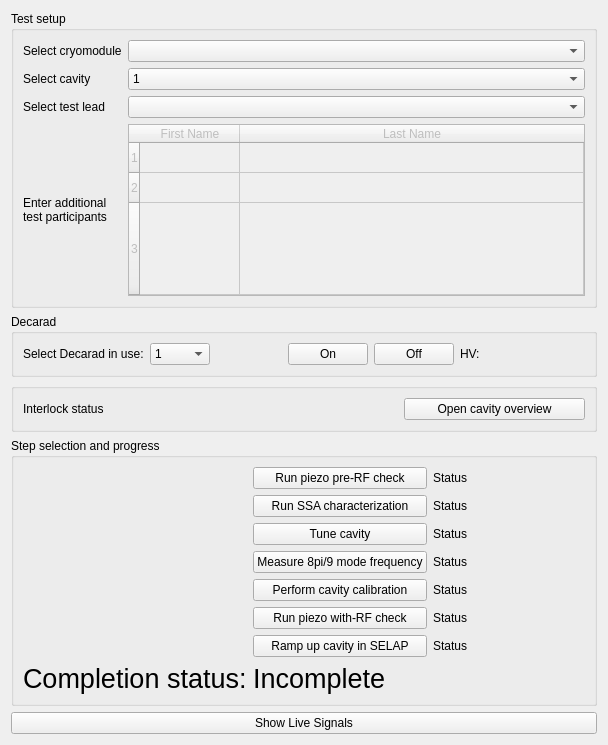
Above: cavity_commissioning/gui/commissioning.ui from slaclab/rf_commissioning before the change. Below: the same form after it.
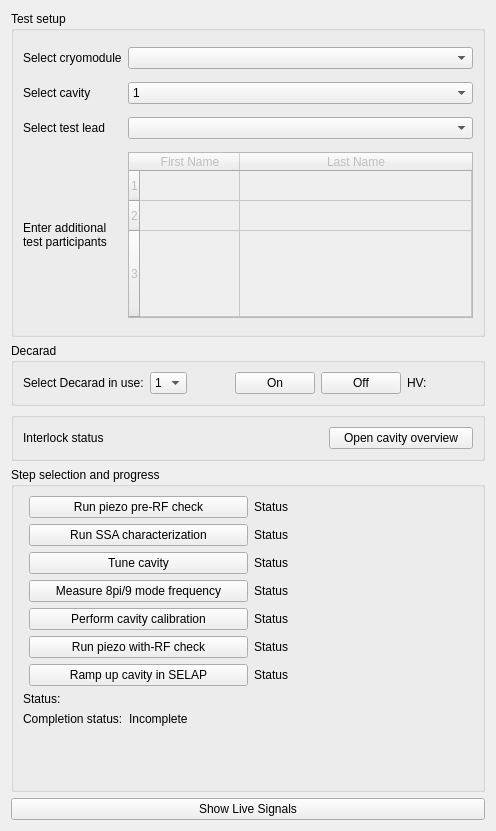
That is the form after the change. Custom widgets are drawn as their Qt base class.

Commit message: splitting up vacuum plots and replacing prints with label updates

Diff of the .ui file:
```diff
--- a/cavity_commissioning/gui/commissioning.ui
+++ b/cavity_commissioning/gui/commissioning.ui
@@ -6,8 +6,8 @@
    <rect>
     <x>0</x>
     <y>0</y>
-    <width>608</width>
-    <height>745</height>
+    <width>496</width>
+    <height>831</height>
    </rect>
   </property>
   <property name="windowTitle">
@@ -76,6 +76,12 @@
         <property name="enabled">
          <bool>false</bool>
         </property>
+        <property name="sizePolicy">
+         <sizepolicy hsizetype="Expanding" vsizetype="Maximum">
+          <horstretch>0</horstretch>
+          <verstretch>0</verstretch>
+         </sizepolicy>
+        </property>
         <property name="verticalScrollBarPolicy">
          <enum>Qt::ScrollBarAsNeeded</enum>
         </property>
@@ -153,6 +159,12 @@
    </item>
    <item>
     <widget class="QGroupBox" name="groupBox_4">
+     <property name="sizePolicy">
+      <sizepolicy hsizetype="Preferred" vsizetype="Maximum">
+       <horstretch>0</horstretch>
+       <verstretch>0</verstretch>
+      </sizepolicy>
+     </property>
      <property name="title">
       <string>Decarad</string>
      </property>
@@ -287,6 +299,12 @@
    </item>
    <item>
     <widget class="QGroupBox" name="groupBox_3">
+     <property name="sizePolicy">
+      <sizepolicy hsizetype="Preferred" vsizetype="Maximum">
+       <horstretch>0</horstretch>
+       <verstretch>0</verstretch>
+      </sizepolicy>
+     </property>
      <property name="title">
       <string/>
      </property>
@@ -383,6 +401,38 @@
         </property>
        </widget>
       </item>
+      <item row="1" column="0" colspan="2">
+       <layout class="QFormLayout" name="formLayout">
+        <item row="1" column="0">
+         <widget class="QLabel" name="label_17">
+          <property name="text">
+           <string>Completion status:</string>
+          </property>
+         </widget>
+        </item>
+        <item row="1" column="1">
+         <widget class="QLabel" name="label_overall_completion">
+          <property name="text">
+           <string>Incomplete</string>
+          </property>
+         </widget>
+        </item>
+        <item row="0" column="0">
+         <widget class="QLabel" name="label_8">
+          <property name="text">
+           <string>Status:</string>
+          </property>
+         </widget>
+        </item>
+        <item row="0" column="1">
+         <widget class="QLabel" name="status_label">
+          <property name="text">
+           <string/>
+          </property>
+         </widget>
+        </item>
+       </layout>
+      </item>
       <item row="0" column="1">
        <layout class="QGridLayout" name="gridLayout_5">
         <item row="2" column="0">
@@ -485,30 +535,6 @@
         </item>
        </layout>
       </item>
-      <item row="1" column="1">
-       <widget class="QLabel" name="label_overall_completion">
-        <property name="font">
-         <font>
-          <pointsize>20</pointsize>
-         </font>
-        </property>
-        <property name="text">
-         <string>Incomplete</string>
-        </property>
-       </widget>
-      </item>
-      <item row="1" column="0">
-       <widget class="QLabel" name="label_17">
-        <property name="font">
-         <font>
-          <pointsize>20</pointsize>
-         </font>
-        </property>
-        <property name="text">
-         <string>Completion status:</string>
-        </property>
-       </widget>
-      </item>
      </layout>
     </widget>
    </item>
```
The commit also changes 4 other files.
